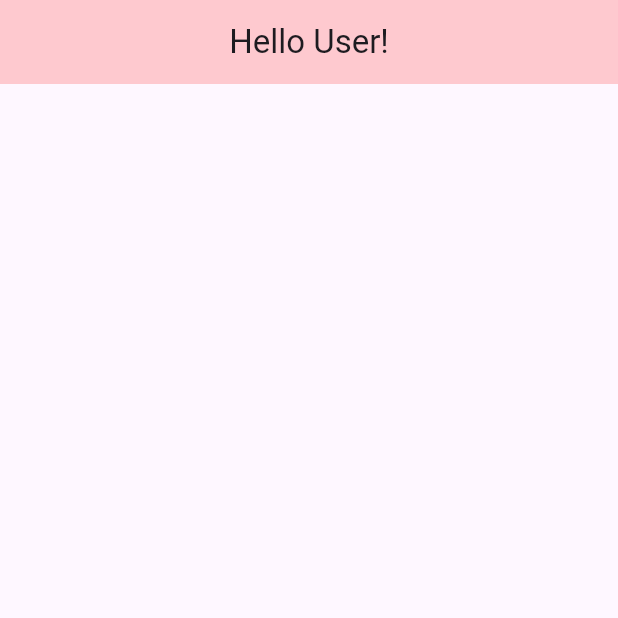
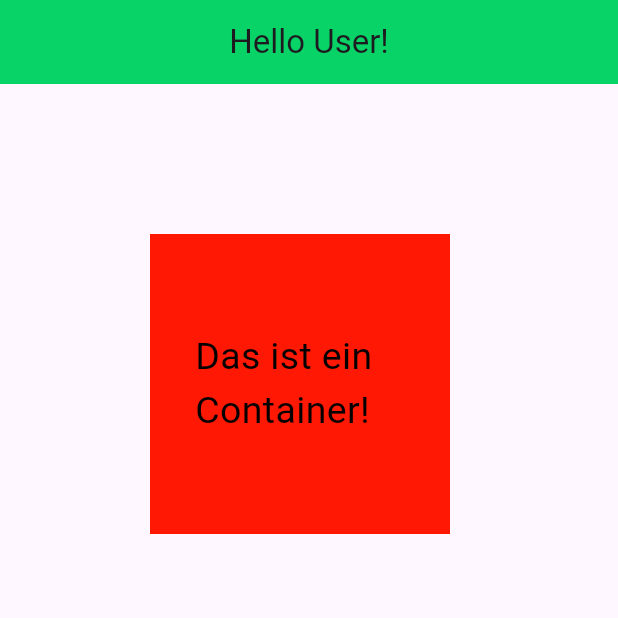
Before and after one commit to SHADOW383-svg/First-Flutter, a Flutter app: the screen it shows after launch, on a phone screen of 412 x 824 dp, the top half of it. Run offline on Flutter 3.47's test engine with Material 3 defaults, Android fonts, the phone set to English and light mode, and no system bars.

Commit message:
Basic Widget understanding

```diff
--- a/lib/main.dart
+++ b/lib/main.dart
@@ -29,8 +29,23 @@ class MyHomePage extends StatelessWidget {
     return Scaffold(
       appBar: AppBar(
         title: Text("Hello User!"),
-        backgroundColor: Color.fromARGB(48, 255, 1, 1),
+        backgroundColor: Color.fromARGB(250, 3, 210, 100),
         centerTitle: true,
+      ),
+      body: Container(
+        color: Color.fromARGB(250, 255, 21, 0),
+        width: 200,
+        height: 200,
+        padding: EdgeInsetsGeometry.all(30),
+        margin: EdgeInsets.all(100),
+        alignment: Alignment.center,
+        //decoration: BoxDecoration(shape: BoxShape.circle, color: Colors.blue),
+        child: Center(
+          child: Text(
+            "Das ist ein Container!",
+            style: TextStyle(color: Color.fromARGB(250, 0, 0, 0), fontSize: 25),
+          ),
+        ),
       ),
     );
   }
```
